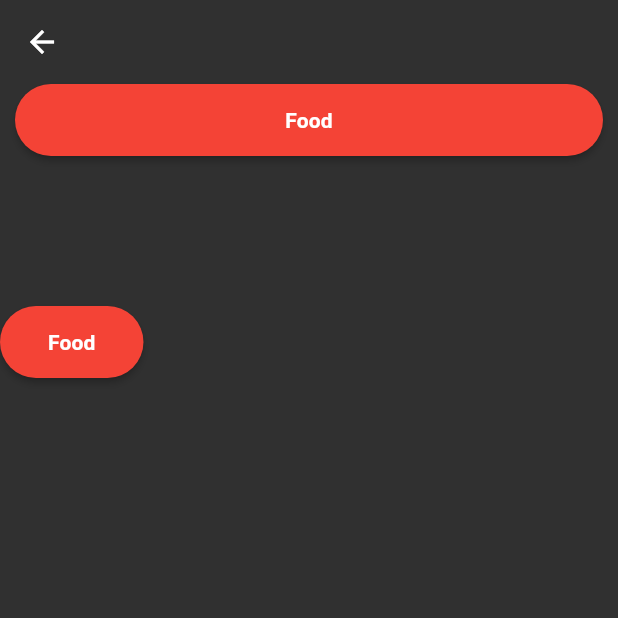
After one commit to berkcangumusisik/100daysOfFlutter, a Flutter app: the CustomWidgetLearnView screen opened directly, on a phone screen of 412 x 824 dp, the top half of it. The commit adds this screen. Run offline on Flutter 3.47's test engine with Material 2 defaults, Android fonts, the phone set to English and light mode, and no system bars.

Commit message:
22. Gün Çalışmaları Eklendi

```diff
--- /dev/null
+++ b/flutter_full_learn/lib/101/custom_widget_learn_view.dart
@@ -0,0 +1,64 @@
+import 'package:flutter/material.dart';
+
+class CustomWidgetLearnView extends StatelessWidget {
+  const CustomWidgetLearnView({Key? key}) : super(key: key);
+  final String title = 'Food';
+  @override
+  Widget build(BuildContext context) {
+    return Scaffold(
+      appBar: AppBar(),
+      body: Column(
+        crossAxisAlignment: CrossAxisAlignment.start,
+        children: [
+          Center(
+              child: Padding(
+            padding: const EdgeInsets.symmetric(horizontal: 10),
+            child: SizedBox(
+                width: MediaQuery.of(context).size.width,
+                child: CustomFoodButton(
+                  title: title,
+                  onPressed: () {},
+                )),
+          )),
+          const SizedBox(height: 100),
+          CustomFoodButton(title: title, onPressed: () {}),
+        ],
+      ),
+    );
+  }
+}
+
+class _ColorUtility {
+  final Color redColor = Colors.red;
+  final Color whiteColor = Colors.white;
+}
+
+class _PaddingUtility {
+  final EdgeInsets normalPadding = const EdgeInsets.all(8.0);
+  final EdgeInsets normal2xPadding = const EdgeInsets.all(16.0);
+}
+
+class CustomFoodButton extends StatelessWidget
+    with _ColorUtility, _PaddingUtility {
+  CustomFoodButton({Key? key, required this.title, required this.onPressed})
+      : super(key: key);
+  final String title;
+  final void Function() onPressed;
+  @override
+  Widget build(BuildContext context) {
+    return ElevatedButton(
+        style: ElevatedButton.styleFrom(
+            primary: redColor, shape: const StadiumBorder()),
+        onPressed: onPressed,
+        child: Padding(
+          padding: normal2xPadding,
+          child: Text(
+            title,
+            style: Theme.of(context)
+                .textTheme
+                .subtitle2
+                ?.copyWith(color: whiteColor, fontWeight: FontWeight.bold),
+          ),
+        ));
+  }
+}
--- a/flutter_full_learn/lib/main.dart
+++ b/flutter_full_learn/lib/main.dart
@@ -1,5 +1,5 @@
 import 'package:flutter/material.dart';
-import 'package:flutter_full_learn/demos/note_demos_view.dart';
+import 'package:flutter_full_learn/101/indicator_learn_view.dart';
 
 void main() {
   runApp(const MyApp());
@@ -19,7 +19,7 @@ class MyApp extends StatelessWidget {
           elevation: 0,
         ),
       ),
-      home: NoteDemos(),
+      home: IndicatorLearnView(),
       debugShowCheckedModeBanner: false,
     );
   }
```
Also changed, not shown: flutter_full_learn/lib/101/indicator_learn_view.dart (added, +35 -0 lines), flutter_full_learn/assets/png/dice-1.png (added), flutter_full_learn/assets/png/dice-2.png (added), flutter_full_learn/assets/png/dice-3.png (added), flutter_full_learn/assets/png/dice-4.png (added), flutter_full_learn/assets/png/dice-5.png (added), flutter_full_learn/assets/png/dice-6.png (added), 1 other file.
